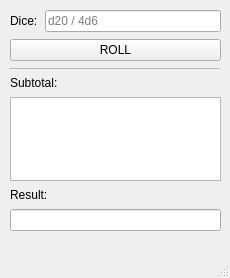
The window that mainwindow.ui (ChrisWhisker/dicey) describes before a commit, drawn with Qt 5.
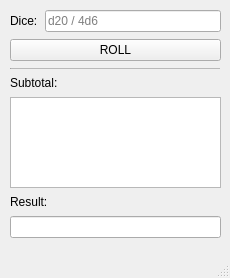
The same window after the commit.

Commit message: Show error messages in subtotal text box

Patch:
```diff
--- a/mainwindow.ui
+++ b/mainwindow.ui
@@ -20,7 +20,7 @@
       <x>10</x>
       <y>10</y>
       <width>211</width>
-      <height>221</height>
+      <height>228</height>
      </rect>
     </property>
     <layout class="QVBoxLayout" name="verticalLayout">
```
The commit also changes 2 other files.
